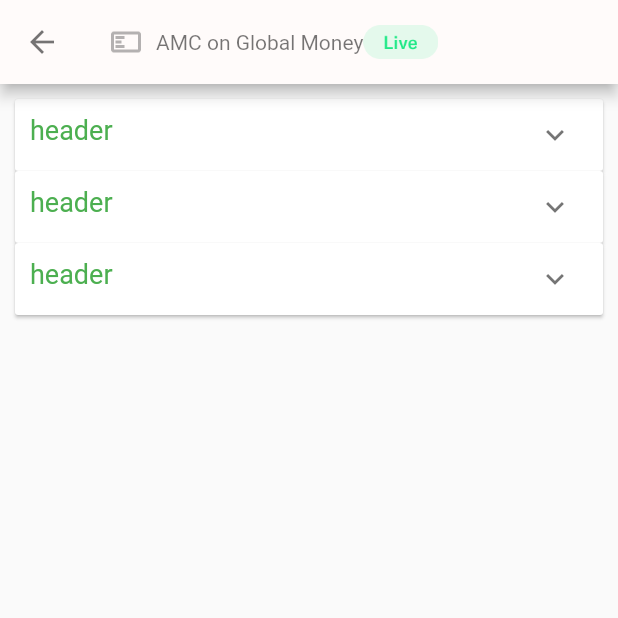
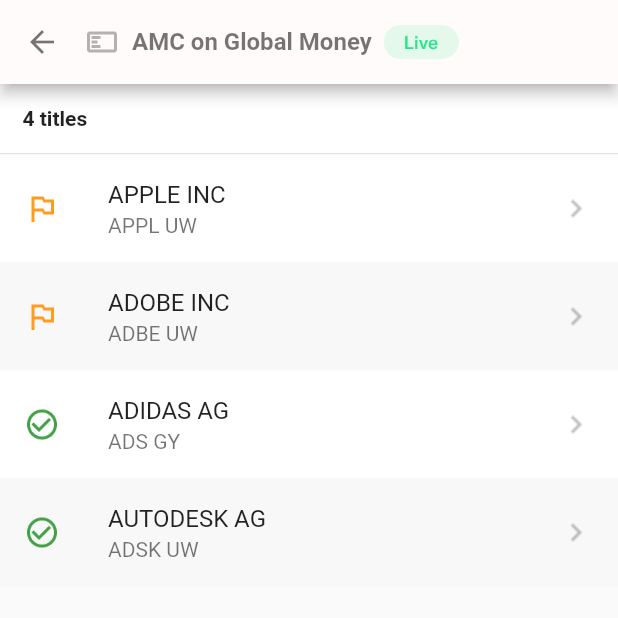
Before and after one commit to s0m3chill/VestrPOC, a Flutter app: the screen it shows after launch, after a tap on "AMC on Global Money", on a phone screen of 412 x 824 dp, the top half of it. Run offline on Flutter 3.47's test engine with Material 2 defaults, Android fonts, the phone set to English and light mode, and no system bars; our stand-ins replace charts_flutter.

Commit message:
add comp details screen

```diff
--- a/lib/product_overview_screen.dart
+++ b/lib/product_overview_screen.dart
@@ -2,6 +2,7 @@ import 'package:flutter/cupertino.dart';
 import 'package:flutter/material.dart';
 import 'package:flutter/widgets.dart';
 import 'package:vestr_poc/products_screen.dart';
+import "component_details_screen.dart";
 
 class ProductOverviewScreen extends StatelessWidget {
   @override
@@ -11,86 +12,90 @@ class ProductOverviewScreen extends StatelessWidget {
 
     return Scaffold(
         appBar: AppBar(
+            titleSpacing: 0.0,
+            centerTitle: false,
             iconTheme: IconThemeData(
               color: Color.fromRGBO(0, 0, 0, 0.54), //change your color here
             ),
-          title: Row(
-            children: [
+            title: Container(
+              child:
                 Row(children: [
                   Padding(
                       padding: EdgeInsets.only(right: 8),
                       child: ImageIcon(AssetImage('assets/images/frame.png'))),
                   Text(product.name,
                       style: TextStyle(
+                          fontSize: 16,
+                          fontWeight: FontWeight.bold,
                           color: Theme.of(context)
                               .appBarTheme
                               .titleTextStyle!
                               .color)),
-                ImageIcon(AssetImage('assets/images/text-only.png'),
-                    size: 50, color: Color.fromRGBO(0, 230, 118, 0.88))
+                  Padding(
+                      padding: EdgeInsets.only(left: 8),
+                      child: ImageIcon(
+                          AssetImage('assets/images/text-only.png'),
+                          size: 50,
+                          color: Color.fromRGBO(0, 230, 118, 0.88)))
                 ]),
-            ],
+
             )),
-      body: Container(
-        padding: EdgeInsets.all(10),
-        child: ListView.builder(
-          itemCount: 3,
-          itemBuilder: (BuildContext context, int index) {
-            return ExpansionPanelList(
-              animationDuration: Duration(milliseconds: 1000),
-              dividerColor: Colors.red,
-              elevation: 1,
+        body: Column(children: [
+          Column(
+            crossAxisAlignment: CrossAxisAlignment.stretch,
             children: [
-                ExpansionPanel(
-                  body: Container(
-                    padding: EdgeInsets.all(10),
-                    child: Column(
-                      mainAxisAlignment: MainAxisAlignment.spaceBetween,
-                      crossAxisAlignment: CrossAxisAlignment.start,
-                      children: <Widget>[
-                        ClipOval(
-                          child: CircleAvatar(
-                            child: Text('gg'),
+              Container(
+                padding: EdgeInsets.all(15),
+                color: Theme.of(context).cardColor,
+                child: Text(
+                  "${product.components.length} titles",
+                  style: TextStyle(
+                    fontWeight: FontWeight.bold,
                   ),
                 ),
-                        SizedBox(
-                          height: 30,
-                        ),
-                        Text(
-                          'descr',
-                          style: TextStyle(
-                              color: Colors.grey[700],
-                              fontSize: 15,
-                              letterSpacing: 0.3,
-                              height: 1.3),
-                        ),
+              )
             ],
           ),
-                  ),
-                  headerBuilder: (BuildContext context, bool isExpanded) {
+          Divider(height: 1),
+          Expanded(
+              child: Container(
+            padding: EdgeInsets.zero,
+            child: ListView.builder(
+              itemCount: product.components.length,
+              itemBuilder: (BuildContext context, int index) {
                 return Container(
-                      padding: EdgeInsets.all(10),
-                      child: Text(
-                        'header',
-                        style: TextStyle(
-                          color: Colors.green,
-                          fontSize: 18,
-                        ),
-                      ),
-                    );
+                    color: (index % 2 == 0)
+                        ? Colors.white
+                        : Color.fromRGBO(248, 248, 248, 1),
+                    child: ListTile(
+                        onTap: () {
+                          Navigator.push(
+                              context,
+                              MaterialPageRoute(
+                                builder: (context) => ComponentDetailsScreen(),
+                                settings: RouteSettings(arguments: product.components[index]),
+                              ));
                         },
-                  isExpanded: false,
-                )
-              ],
-              // expansionCallback: (int item, bool status) {
-              //   setState(() {
-              //     itemData[index].expanded = !itemData[index].expanded;
-              //   });
-              // },
-            );
+                        leading: Column(
+                            mainAxisAlignment: MainAxisAlignment.center,
+                            children: [
+                              product.components[index].enabled
+                                  ? ImageIcon(
+                                      AssetImage(
+                                          'assets/images/check-circle-outline.png'),
+                                      color: Color.fromRGBO(67, 160, 71, 1))
+                                  : ImageIcon(
+                                      AssetImage(
+                                          'assets/images/outlined-flag.png'),
+                                      color: Color.fromRGBO(255, 156, 31, 1))
+                            ]),
+                        title: Text(product.components[index].name),
+                        subtitle: Text(product.components[index].shortName),
+                        trailing: ImageIcon(AssetImage(
+                            'assets/images/keyboard-arrow-right.png'))));
               },
             ),
-      ),
-    );
+          ))
+        ]));
   }
 }
--- a/lib/products_screen.dart
+++ b/lib/products_screen.dart
@@ -17,8 +17,23 @@ class Component {
   final String totalUnits;
   final String positionValue;
   final String percentCurrent;
+  final bool enabled;
 
-  Component(this.name, this.shortName,this.custodian,this.isin,this.closePrice,this.mtmPrice,this.currency,this.figi,this.valor,this.unitsPerAmc,this.totalUnits,this.positionValue,this.percentCurrent);
+  Component(
+      this.name,
+      this.shortName,
+      this.custodian,
+      this.isin,
+      this.closePrice,
+      this.mtmPrice,
+      this.currency,
+      this.figi,
+      this.valor,
+      this.unitsPerAmc,
+      this.totalUnits,
+      this.positionValue,
+      this.percentCurrent,
+      this.enabled);
 }
 
 class DashboardProduct {
@@ -31,8 +46,15 @@ class DashboardProduct {
   final String? mtdChange;
   final List<Component> components;
 
-  DashboardProduct(this.name, this.pendingOrderCount, this.status,
-      this.outstandingQuantity, this.bid, this.ask, this.mtdChange, this.components);
+  DashboardProduct(
+      this.name,
+      this.pendingOrderCount,
+      this.status,
+      this.outstandingQuantity,
+      this.bid,
+      this.ask,
+      this.mtdChange,
+      this.components);
 }
 
 /// This is the stateless widget that the main application instantiates.
@@ -40,7 +62,66 @@ class ProductsPage extends StatelessWidget {
   const ProductsPage({Key? key}) : super(key: key);
 
   static List<Component> _componentList = [
-new Component("APPLE INC", "APPL UW", "-", "CNE0000009T3", "160.13", "-", "CNY", "BBG000C4CBY2", "-", "0.063717", "583", "EUR 236.03", "0.08%")
+    new Component(
+        "APPLE INC",
+        "APPL UW",
+        "-",
+        "CNE0000009T3",
+        "160.13",
+        "-",
+        "CNY",
+        "BBG000C4CBY2",
+        "-",
+        "0.063717",
+        "583",
+        "EUR 236.03",
+        "0.08%",
+        false),
+    new Component(
+        "ADOBE INC",
+        "ADBE UW",
+        "-",
+        "CNE0000009T3",
+        "211.1",
+        "-",
+        "EUR",
+        "BBG000C4CBY2",
+        "-",
+        "0.063717",
+        "583",
+        "EUR 236.03",
+        "0.08%",
+        false),
+    new Component(
+        "ADIDAS AG",
+        "ADS GY",
+        "-",
+        "CNE0000009T3",
+        "100.17",
+        "-",
+        "USD",
+        "BBG000C4CBY2",
+        "-",
+        "0.063717",
+        "583",
+        "EUR 236.03",
+        "0.08%",
+        true),
+    new Component(
+        "AUTODESK AG",
+        "ADSK UW",
+        "-",
+        "CNE0000009T3",
+        "151.1",
+        "-",
+        "USD",
+        "BBG000C4CBY2",
+        "-",
+        "0.063717",
+        "583",
+        "EUR 236.03",
+        "0.08%",
+        true)
   ];
 
   static List<DashboardProduct> _productList = [
@@ -51,7 +132,8 @@ new Component("APPLE INC", "APPL UW", "-", "CNE0000009T3", "160.13", "-", "CNY",
         "USD 36.17 mio (CHF 35.81 mio) – 210’000 certificates",
         "USD 115.25",
         "USD 116.50",
-        "USD 3.3%", _componentList),
+        "USD 3.3%",
+        _componentList),
     new DashboardProduct(
         "Active Manufacturing Certificate",
         null,
@@ -59,7 +141,8 @@ new Component("APPLE INC", "APPL UW", "-", "CNE0000009T3", "160.13", "-", "CNY",
         "CHF 0.13 mio – 1'000 certificates",
         "CHF 120.50",
         "CHF 121.20",
-        "CHF 1.0%",_componentList),
+        "CHF 1.0%",
+        _componentList),
     new DashboardProduct(
         "Crypto Stars",
         "2",
@@ -67,9 +150,17 @@ new Component("APPLE INC", "APPL UW", "-", "CNE0000009T3", "160.13", "-", "CNY",
         "USD 0.90 mio (CHF 0.83mio) – 5'000 certificates",
         "USD 180.10",
         "USD 180.60",
-        "USD 1.0%",_componentList),
-    new DashboardProduct("AMC on Global e-Business", null,
-        "Ready for rebalancing", "11'600 certificates", null, null, null,_componentList),
+        "USD 1.0%",
+        _componentList),
+    new DashboardProduct(
+        "AMC on Global e-Business",
+        null,
+        "Ready for rebalancing",
+        "11'600 certificates",
+        null,
+        null,
+        null,
+        _componentList),
     new DashboardProduct(
         "AMC on Exotic Asset Types",
         "1",
@@ -77,8 +168,9 @@ new Component("APPLE INC", "APPL UW", "-", "CNE0000009T3", "160.13", "-", "CNY",
         "CHF 0.57mio – 5'600 certificates",
         "CHF 100.50",
         "CHF 101.50",
-        "USD 9.9%",_componentList
-    )];
+        "USD 9.9%",
+        _componentList)
+  ];
 
   @override
   Widget build(BuildContext context) {
```
Also changed, not shown: lib/component_details_screen.dart (added, +92 -0 lines), lib/product_details_screen.dart (deleted, +0 -42 lines), assets/images/keyboard-arrow-right.png (added). Lines whose indentation alone changed are shown as unchanged.
